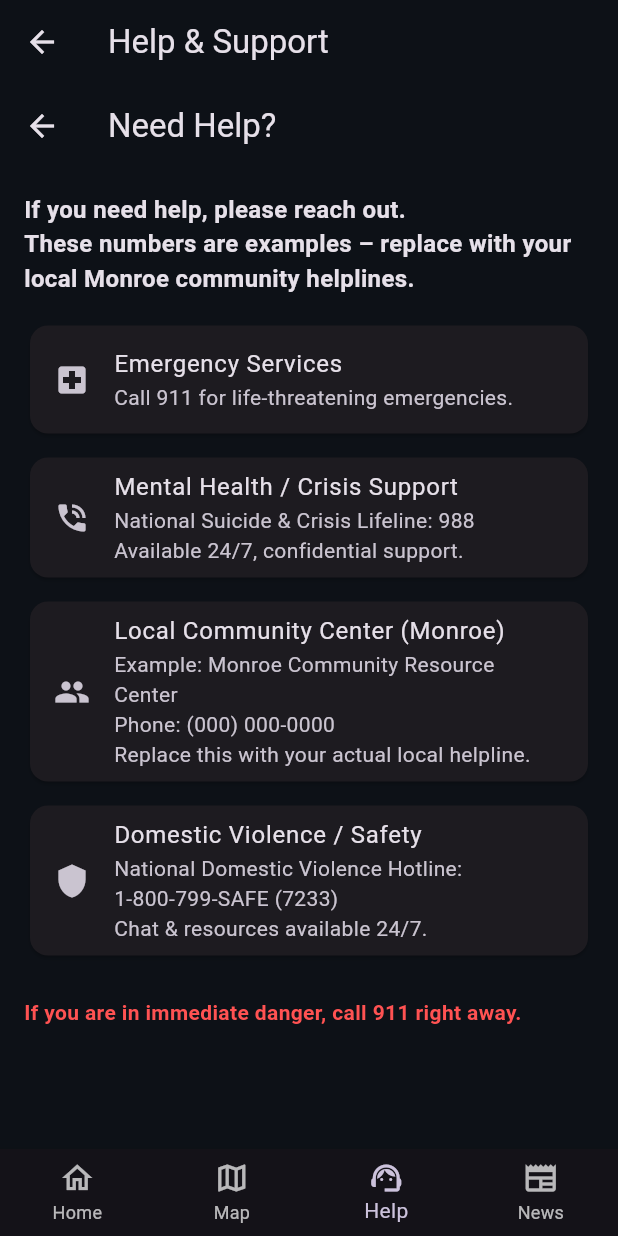
After one commit to Aayushma-ad/siren-app, a Flutter app: the BlogPage screen opened directly, item 3 of the bottom bar chosen, on a phone screen of 412 x 824 dp. The commit adds this screen. Run offline on Flutter 3.47's test engine with Material 3 defaults, Android fonts, the phone set to English and light mode, and no system bars; our stand-ins replace dotted_border, flutter_bloc, fpdart, get_it, hive, image_picker and 2 more; accounts and stored records are empty.

Commit message:
updated the blogPage and helpPage and Maps still need to be integrated and news page and article have been updated

```diff
--- a/lib/features/blog/presentation/pages/blog_page.dart
+++ b/lib/features/blog/presentation/pages/blog_page.dart
@@ -6,6 +6,9 @@ import 'package:siren_app/core/theme/app_pallete.dart';
 import 'package:siren_app/core/utils/show_snackbar.dart';
 import 'package:siren_app/features/blog/presentation/bloc/blog_bloc.dart';
 import 'package:siren_app/features/blog/presentation/pages/add_new_blog_page.dart';
+import 'package:siren_app/features/blog/presentation/pages/maps_page.dart';
+import 'package:siren_app/features/blog/presentation/pages/help_page.dart';
+import 'package:siren_app/features/blog/presentation/pages/news_page.dart';
 import 'package:siren_app/features/blog/presentation/widgets/blog_card.dart';
 
 class BlogPage extends StatefulWidget {
@@ -17,27 +20,42 @@ class BlogPage extends StatefulWidget {
 }
 
 class _BlogPageState extends State<BlogPage> {
+  // 0 = Home, 1 = Map, 2 = Help, 3 = News
+  int _currentIndex = 0;
+
   @override
   void initState() {
     super.initState();
+    // Fetch blogs when the screen starts
     context.read<BlogBloc>().add(BlogFetchAllBlogs());
   }
 
-  @override
-  Widget build(BuildContext context) {
-    return Scaffold(
-      appBar: AppBar(
-        title: const Text('Siren App'),
-        actions: [
-          IconButton(
-            onPressed: () {
-              Navigator.push(context, AddNewBlogPage.route());
-            },
-            icon: Icon(CupertinoIcons.add_circled),
-          ),
-        ],
-      ),
-      body: BlocConsumer<BlogBloc, BlogState>(
+  String _titleForIndex(int index) {
+    switch (index) {
+      case 1:
+        return 'Community Map';
+      case 2:
+        return 'Help & Support';
+      case 3:
+        return 'Monroe Local News';
+      case 0:
+      default:
+        return 'Siren App';
+    }
+  }
+
+  Widget _bodyForIndex(int index) {
+    switch (index) {
+      case 1:
+        return const MapsPage();
+      case 2:
+        return const HelpPage();
+      case 3:
+        return const NewsPage();
+      case 0:
+      default:
+        // Your original blog list
+        return BlocConsumer<BlogBloc, BlogState>(
           listener: (context, state) {
             if (state is BlogFailure) {
               showSnackBar(context, state.error);
@@ -65,6 +83,57 @@ class _BlogPageState extends State<BlogPage> {
             }
             return const SizedBox();
           },
+        );
+    }
+  }
+
+  @override
+  Widget build(BuildContext context) {
+    return Scaffold(
+      // ✅ Title changes based on selected tab
+      appBar: AppBar(
+        title: Text(_titleForIndex(_currentIndex)),
+        actions: [
+          if (_currentIndex == 0) // Only show add button on Home/Blog tab
+            IconButton(
+              onPressed: () {
+                Navigator.push(context, AddNewBlogPage.route());
+              },
+              icon: const Icon(CupertinoIcons.add_circled),
+            ),
+        ],
+      ),
+
+      // ✅ Body switches between Blog / Map / Help / News
+      body: _bodyForIndex(_currentIndex),
+
+      // ✅ Bottom navigation is always visible
+      bottomNavigationBar: BottomNavigationBar(
+        type: BottomNavigationBarType.fixed,
+        currentIndex: _currentIndex,
+        onTap: (index) {
+          setState(() {
+            _currentIndex = index;
+          });
+        },
+        items: const [
+          BottomNavigationBarItem(
+            icon: Icon(Icons.home_outlined),
+            label: 'Home',
+          ),
+          BottomNavigationBarItem(
+            icon: Icon(Icons.map_outlined),
+            label: 'Map',
+          ),
+          BottomNavigationBarItem(
+            icon: Icon(Icons.support_agent_outlined),
+            label: 'Help',
+          ),
+          BottomNavigationBarItem(
+            icon: Icon(Icons.newspaper_outlined),
+            label: 'News',
+          ),
+        ],
       ),
     );
   }
--- /dev/null
+++ b/lib/features/blog/presentation/pages/help_page.dart
@@ -0,0 +1,86 @@
+import 'package:flutter/material.dart';
+
+class HelpPage extends StatelessWidget {
+  const HelpPage({super.key});
+
+  static route() => MaterialPageRoute(builder: (context) => const HelpPage());
+
+  @override
+  Widget build(BuildContext context) {
+    return Scaffold(
+      appBar: AppBar(
+        title: const Text('Need Help?'),
+      ),
+      body: ListView(
+        padding: const EdgeInsets.all(16),
+        children: const [
+          Text(
+            'If you need help, please reach out.\n'
+            'These numbers are examples – replace with your local Monroe community helplines.',
+            style: TextStyle(fontSize: 16, fontWeight: FontWeight.w600),
+          ),
+          SizedBox(height: 16),
+
+          // Example card 1
+          Card(
+            child: ListTile(
+              leading: Icon(Icons.local_hospital),
+              title: Text('Emergency Services'),
+              subtitle: Text('Call 911 for life-threatening emergencies.'),
+            ),
+          ),
+          SizedBox(height: 8),
+
+          // Example card 2
+          Card(
+            child: ListTile(
+              leading: Icon(Icons.phone_in_talk),
+              title: Text('Mental Health / Crisis Support'),
+              subtitle: Text(
+                'National Suicide & Crisis Lifeline: 988\n'
+                'Available 24/7, confidential support.',
+              ),
+            ),
+          ),
+          SizedBox(height: 8),
+
+          // Example card 3 – local community placeholder
+          Card(
+            child: ListTile(
+              leading: Icon(Icons.group),
+              title: Text('Local Community Center (Monroe)'),
+              subtitle: Text(
+                'Example: Monroe Community Resource Center\n'
+                'Phone: (000) 000-0000\n'
+                'Replace this with your actual local helpline.',
+              ),
+            ),
+          ),
+          SizedBox(height: 8),
+
+          // Example card 4
+          Card(
+            child: ListTile(
+              leading: Icon(Icons.shield),
+              title: Text('Domestic Violence / Safety'),
+              subtitle: Text(
+                'National Domestic Violence Hotline: 1-800-799-SAFE (7233)\n'
+                'Chat & resources available 24/7.',
+              ),
+            ),
+          ),
+
+          SizedBox(height: 24),
+          Text(
+            'If you are in immediate danger, call 911 right away.',
+            style: TextStyle(
+              fontSize: 14,
+              color: Colors.redAccent,
+              fontWeight: FontWeight.bold,
+            ),
+          ),
+        ],
+      ),
+    );
+  }
+}
--- /dev/null
+++ b/lib/features/blog/presentation/pages/news_page.dart
@@ -0,0 +1,184 @@
+import 'dart:convert';
+import 'package:flutter/material.dart';
+import 'package:http/http.dart' as http;
+import 'package:siren_app/features/blog/presentation/pages/news_detail_page.dart';
+
+// -------------------------------------------------------------
+// MODEL: News Article
+// -------------------------------------------------------------
+class NewsArticle {
+  final String title;
+  final String? description;
+  final String? url;
+  final String? source;
+  final DateTime? publishedAt;
+
+  NewsArticle({
+    required this.title,
+    this.description,
+    this.url,
+    this.source,
+    this.publishedAt,
+  });
+}
+
+// -------------------------------------------------------------
+// PAGE: News Page
+// -------------------------------------------------------------
+class NewsPage extends StatefulWidget {
+  const NewsPage({super.key});
+
+  static route() => MaterialPageRoute(builder: (context) => const NewsPage());
+
+  @override
+  State<NewsPage> createState() => _NewsPageState();
+}
+
+// -------------------------------------------------------------
+// STATE: News Page State
+// -------------------------------------------------------------
+class _NewsPageState extends State<NewsPage> {
+  late Future<List<NewsArticle>> _futureNews;
+
+  @override
+  void initState() {
+    super.initState();
+    _futureNews = _fetchMonroeNews();
+  }
+
+  // -------------------------------------------------------------
+  // API Fetch: Monroe News
+  // -------------------------------------------------------------
+  Future<List<NewsArticle>> _fetchMonroeNews() async {
+    final uri = Uri.parse(
+      'https://newsapi.org/v2/everything'
+      '?q=Monroe'
+      '&language=en'
+      '&sortBy=publishedAt'
+      '&pageSize=20'
+      '&apiKey=b6f77122b6f44fd899b8cbf793759d54',
+    );
+
+    final response = await http.get(uri);
+
+    if (response.statusCode != 200) {
+      throw Exception('Failed to load local news');
+    }
+
+    final data = jsonDecode(response.body) as Map<String, dynamic>;
+    final articles = data['articles'] as List<dynamic>;
+
+    return articles.map((raw) {
+      final map = raw as Map<String, dynamic>;
+
+      return NewsArticle(
+        title: map['title'] ?? 'No title',
+        description: map['description'],
+        url: map['url'],
+        source: (map['source'] as Map<String, dynamic>?)?['name'],
+        publishedAt: map['publishedAt'] != null
+            ? DateTime.tryParse(map['publishedAt'])
+            : null,
+      );
+    }).toList();
+  }
+
+  // -------------------------------------------------------------
+  // UI BUILD
+  // -------------------------------------------------------------
+  @override
+  Widget build(BuildContext context) {
+    return Scaffold(
+      appBar: AppBar(title: const Text('Monroe Local News')),
+
+      body: FutureBuilder<List<NewsArticle>>(
+        future: _futureNews,
+        builder: (context, snapshot) {
+          // Loading State
+          if (snapshot.connectionState == ConnectionState.waiting) {
+            return const Center(child: CircularProgressIndicator());
+          }
+
+          // Error State
+          if (snapshot.hasError) {
+            return Center(
+              child: Padding(
+                padding: const EdgeInsets.all(16),
+                child: Text(
+                  'Could not load local news.\n\n${snapshot.error}',
+                  textAlign: TextAlign.center,
+                ),
+              ),
+            );
+          }
+
+          final news = snapshot.data ?? [];
+
+          // Empty State
+          if (news.isEmpty) {
+            return const Center(
+              child: Text(
+                'No recent news found for Monroe.\nTry again later.',
+                textAlign: TextAlign.center,
+              ),
+            );
+          }
+
+          // News List
+          return ListView.builder(
+            padding: const EdgeInsets.all(8),
+            itemCount: news.length,
+            itemBuilder: (context, index) {
+              final article = news[index];
+
+              return Card(
+                margin: const EdgeInsets.symmetric(vertical: 6),
+                child: ListTile(
+                  title: Text(
+                    article.title,
+                    maxLines: 2,
+                    overflow: TextOverflow.ellipsis,
+                  ),
+
+                  subtitle: Column(
+                    crossAxisAlignment: CrossAxisAlignment.start,
+                    children: [
+                      if (article.description != null)
+                        Padding(
+                          padding: const EdgeInsets.only(top: 4.0),
+                          child: Text(
+                            article.description!,
+                            maxLines: 3,
+                            overflow: TextOverflow.ellipsis,
+                          ),
+                        ),
+
+                      const SizedBox(height: 4),
+
+                      Text(
+                        '${article.source ?? 'Unknown source'}'
+                        '${article.publishedAt != null ? ' • ${article.publishedAt!.toLocal().toString().split(".").first}' : ''}',
+                        style: Theme.of(context).textTheme.bodySmall?.copyWith(
+                          color: Colors.grey[600],
+                        ),
+                      ),
+                    ],
+                  ),
+
+                  onTap: () {
+                    Navigator.push(
+                      context,
+                      MaterialPageRoute(
+                        builder: (_) => NewsDetailsPage(article: article),
+                      ),
+                    );
+                  },
+                ),
+              );
+            },
+          );
+        },
+      ),
+    );
+  }
+}
--- a/pubspec.yaml
+++ b/pubspec.yaml
@@ -2,7 +2,7 @@ name: siren_app
 description: "A new Flutter project."
 # The following line prevents the package from being accidentally published to
 # pub.dev using `flutter pub publish`. This is preferred for private packages.
-publish_to: 'none' # Remove this line if you wish to publish to pub.dev
+publish_to: "none" # Remove this line if you wish to publish to pub.dev
 
 # The following defines the version and build number for your application.
 # A version number is three numbers separated by dots, like 1.2.43
@@ -44,8 +44,9 @@ dependencies:
   uuid: ^4.5.2
   internet_connection_checker_plus: ^2.9.1
   hive: ^2.2.3
-  isar_flutter_libs: ^3.1.0+1
   path_provider: ^2.1.5
+  google_maps_flutter: ^2.7.0
+  url_launcher: ^6.2.6
 
 dev_dependencies:
   flutter_test:
@@ -63,7 +64,6 @@ dev_dependencies:
 
 # The following section is specific to Flutter packages.
 flutter:
-
   # The following line ensures that the Material Icons font is
   # included with your application, so that you can use the icons in
   # the material Icons class.
```
Also changed, not shown: lib/features/blog/presentation/pages/maps_page.dart (added, +20 -0 lines), lib/features/blog/presentation/pages/news_detail_page.dart (added, +80 -0 lines), lib/init_dependencies.dart (+16 -6 lines), pubspec.lock, 6 other files. Lines whose indentation alone changed are shown as unchanged.
